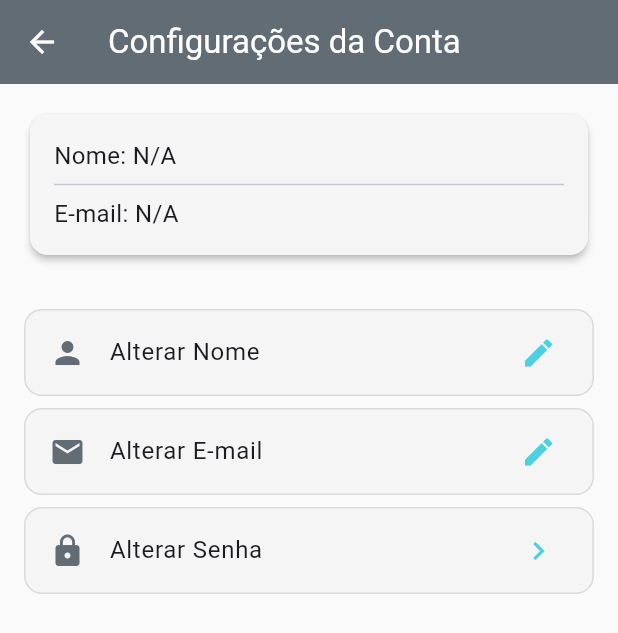
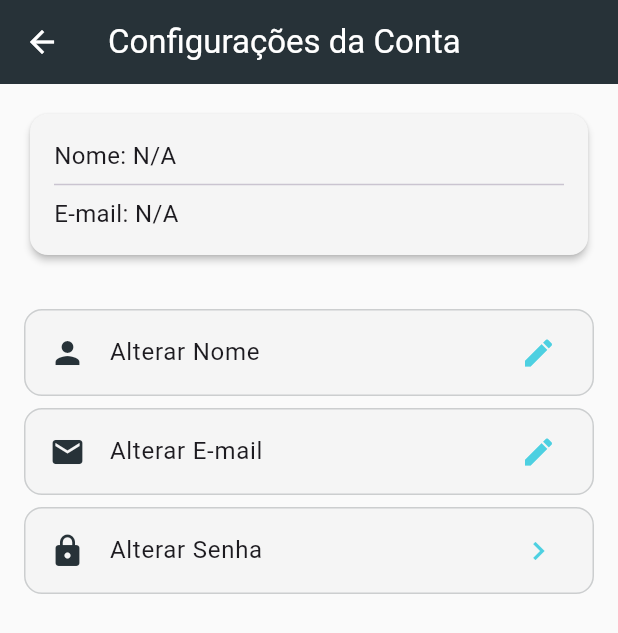
Before and after one commit to InaDdevs/finance-management, a Flutter app: the AccountSettingsScreen screen opened directly, on a phone screen of 412 x 824 dp. Shown: the top 633 px of the screen. Run offline on Flutter 3.47's test engine with Material 3 defaults, Android fonts, the phone set to English and light mode, and no system bars; our stand-ins replace fl_chart, shared_preferences, sqflite; accounts and stored records are empty.

Commit message:
Alterado a cor de configurações de conta.

```diff
--- a/lib/features/profile/account_settings_screen.dart
+++ b/lib/features/profile/account_settings_screen.dart
@@ -2,7 +2,7 @@ import 'package:flutter/material.dart';
 import 'package:provider/provider.dart';
 import '../../core/dart/providers/auth_provider.dart';
 
-const Color _primaryColor = Color(0xFF626C75);
+const Color _primaryColor = Color(0xFF273238);
 const Color _accentColor = Color(0xFF4DD0E1);
 const Color _cardColor = Color(0xFFF5F5F5);
 
```
